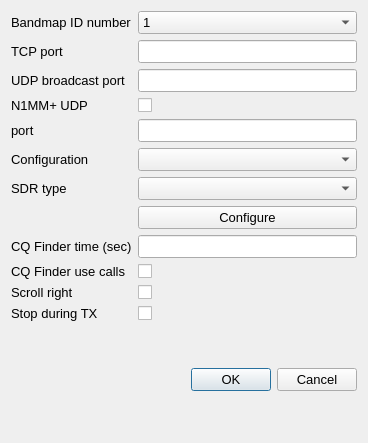
Above: so2sdr-bandmap/sdrdialog.ui from n4ogw/so2sdr before the change. Below: the same form after it.
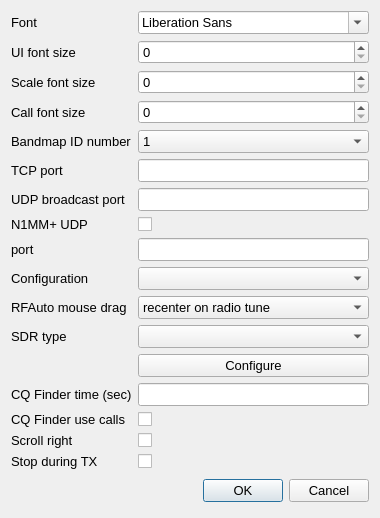
That is the form after the change.

Commit message:
* so2sdr-bandmap: add setting to control behavior when dragging the frequency scale. There are now two possible behaviors: (a) the bandmap is recentered when the mouse is released, and (b) the bandmap is recentered when the radio is tune (the frequency sent to so2sdr-bandmap changes).
* add settings to set the font and font size in so2sdr and so2sdr-bandmap.

* add information in help on setup and display resolution.

Diff of the .ui file:
```diff
--- a/so2sdr-bandmap/sdrdialog.ui
+++ b/so2sdr-bandmap/sdrdialog.ui
@@ -6,8 +6,8 @@
    <rect>
     <x>0</x>
     <y>0</y>
-    <width>368</width>
-    <height>443</height>
+    <width>380</width>
+    <height>518</height>
    </rect>
   </property>
   <property name="sizePolicy">
@@ -45,14 +45,14 @@
      <property name="fieldGrowthPolicy">
       <enum>QFormLayout::AllNonFixedFieldsGrow</enum>
      </property>
-     <item row="0" column="0">
+     <item row="4" column="0">
       <widget class="QLabel" name="label_3">
        <property name="text">
         <string>Bandmap ID number</string>
        </property>
       </widget>
      </item>
-     <item row="0" column="1">
+     <item row="4" column="1">
       <widget class="QComboBox" name="comboBoxIDNumber">
        <property name="sizePolicy">
         <sizepolicy hsizetype="Preferred" vsizetype="MinimumExpanding">
@@ -81,14 +81,14 @@
        </item>
       </widget>
      </item>
-     <item row="1" column="0">
+     <item row="5" column="0">
       <widget class="QLabel" name="label_4">
        <property name="text">
         <string>TCP port</string>
        </property>
       </widget>
      </item>
-     <item row="1" column="1">
+     <item row="5" column="1">
       <widget class="QLineEdit" name="tcpPortLineEdit">
        <property name="sizePolicy">
         <sizepolicy hsizetype="MinimumExpanding" vsizetype="MinimumExpanding">
@@ -101,14 +101,14 @@
        </property>
       </widget>
      </item>
-     <item row="2" column="0">
+     <item row="6" column="0">
       <widget class="QLabel" name="label_5">
        <property name="text">
         <string>UDP broadcast port</string>
        </property>
       </widget>
      </item>
-     <item row="2" column="1">
+     <item row="6" column="1">
       <widget class="QLineEdit" name="udpPortLineEdit">
        <property name="sizePolicy">
         <sizepolicy hsizetype="MinimumExpanding" vsizetype="MinimumExpanding">
@@ -121,28 +121,28 @@
        </property>
       </widget>
      </item>
-     <item row="3" column="0">
+     <item row="7" column="0">
       <widget class="QLabel" name="n1MMUDPLabel">
        <property name="text">
         <string>N1MM+ UDP</string>
        </property>
       </widget>
      </item>
-     <item row="3" column="1">
+     <item row="7" column="1">
       <widget class="QCheckBox" name="n1mmUdpCheckBox">
        <property name="toolTip">
         <string>listen for udp broadcasts from N1MM (experimental)</string>
        </property>
       </widget>
      </item>
-     <item row="4" column="0">
+     <item row="8" column="0">
       <widget class="QLabel" name="label_6">
        <property name="text">
         <string>port</string>
        </property>
       </widget>
      </item>
-     <item row="4" column="1">
+     <item row="8" column="1">
       <widget class="QLineEdit" name="n1mmUdpLineEdit">
        <property name="sizePolicy">
         <sizepolicy hsizetype="MinimumExpanding" vsizetype="MinimumExpanding">
@@ -155,14 +155,14 @@
        </property>
       </widget>
      </item>
-     <item row="6" column="0">
+     <item row="11" column="0">
       <widget class="QLabel" name="label">
        <property name="text">
         <string>SDR type</string>
        </property>
       </widget>
      </item>
-     <item row="6" column="1">
+     <item row="11" column="1">
       <widget class="QComboBox" name="comboBoxSdrType">
        <property name="sizePolicy">
         <sizepolicy hsizetype="Preferred" vsizetype="MinimumExpanding">
@@ -172,7 +172,7 @@
        </property>
       </widget>
      </item>
-     <item row="7" column="1">
+     <item row="12" column="1">
       <widget class="QPushButton" name="configureButton">
        <property name="sizePolicy">
         <sizepolicy hsizetype="Minimum" vsizetype="MinimumExpanding">
@@ -185,14 +185,14 @@
        </property>
       </widget>
      </item>
-     <item row="8" column="0">
+     <item row="13" column="0">
       <widget class="QLabel" name="label_2">
        <property name="text">
         <string>CQ Finder time (sec)</string>
        </property>
       </widget>
      </item>
-     <item row="8" column="1">
+     <item row="13" column="1">
       <widget class="QLineEdit" name="lineEditIntegTime">
        <property name="sizePolicy">
         <sizepolicy hsizetype="Expanding" vsizetype="MinimumExpanding">
@@ -205,7 +205,7 @@
        </property>
       </widget>
      </item>
-     <item row="9" column="1">
+     <item row="14" column="1">
       <widget class="QCheckBox" name="cqFinderCallsCheckbox">
        <property name="sizePolicy">
         <sizepolicy hsizetype="Minimum" vsizetype="MinimumExpanding">
@@ -221,14 +221,14 @@
        </property>
       </widget>
      </item>
-     <item row="10" column="0">
+     <item row="15" column="0">
       <widget class="QLabel" name="label_7">
        <property name="text">
         <string>Scroll right</string>
        </property>
       </widget>
      </item>
-     <item row="10" column="1">
+     <item row="15" column="1">
       <widget class="QCheckBox" name="reverseScrollCheckBox">
        <property name="sizePolicy">
         <sizepolicy hsizetype="Minimum" vsizetype="MinimumExpanding">
@@ -241,31 +241,31 @@
        </property>
       </widget>
      </item>
-     <item row="9" column="0">
+     <item row="14" column="0">
       <widget class="QLabel" name="label_8">
        <property name="text">
         <string>CQ Finder use calls</string>
        </property>
       </widget>
      </item>
-     <item row="5" column="0">
+     <item row="9" column="0">
       <widget class="QLabel" name="label_9">
        <property name="text">
         <string>Configuration</string>
        </property>
       </widget>
      </item>
-     <item row="5" column="1">
+     <item row="9" column="1">
       <widget class="QComboBox" name="modeComboBox"/>
      </item>
-     <item row="11" column="0">
+     <item row="16" column="0">
       <widget class="QLabel" name="label_10">
        <property name="text">
         <string>Stop during TX</string>
        </property>
       </widget>
      </item>
-     <item row="11" column="1">
+     <item row="16" column="1">
       <widget class="QCheckBox" name="txStopCheckBox">
        <property name="toolTip">
         <string>Stop bandmap during transmit</string>
@@ -275,6 +275,67 @@
        </property>
       </widget>
      </item>
+     <item row="0" column="0">
+      <widget class="QLabel" name="label_11">
+       <property name="text">
+        <string>Font</string>
+       </property>
+      </widget>
+     </item>
+     <item row="1" column="0">
+      <widget class="QLabel" name="label_12">
+       <property name="text">
+        <string>UI font size</string>
+       </property>
+      </widget>
+     </item>
+     <item row="2" column="0">
+      <widget class="QLabel" name="label_13">
+       <property name="text">
+        <string>Scale font size</string>
+       </property>
+      </widget>
+     </item>
+     <item row="3" column="0">
+      <widget class="QLabel" name="label_14">
+       <property name="text">
+        <string>Call font size</string>
+       </property>
+      </widget>
+     </item>
+     <item row="0" column="1">
+      <widget class="QFontComboBox" name="fontComboBox"/>
+     </item>
+     <item row="1" column="1">
+      <widget class="QSpinBox" name="uiFontSpinBox"/>
+     </item>
+     <item row="2" column="1">
+      <widget class="QSpinBox" name="scaleFontSpinBox"/>
+     </item>
+     <item row="3" column="1">
+      <widget class="QSpinBox" name="callFontSpinBox"/>
+     </item>
+     <item row="10" column="1">
+      <widget class="QComboBox" name="rfautoDragCombo">
+       <item>
+        <property name="text">
+         <string>recenter on radio tune</string>
+        </property>
+       </item>
+       <item>
+        <property name="text">
+         <string>recenter on mouse release</string>
+        </property>
+       </item>
+      </widget>
+     </item>
+     <item row="10" column="0">
+      <widget class="QLabel" name="label_15">
+       <property name="text">
+        <string>RFAuto mouse drag</string>
+       </property>
+      </widget>
+     </item>
     </layout>
    </item>
    <item>
```
The commit also changes 219 other files.
